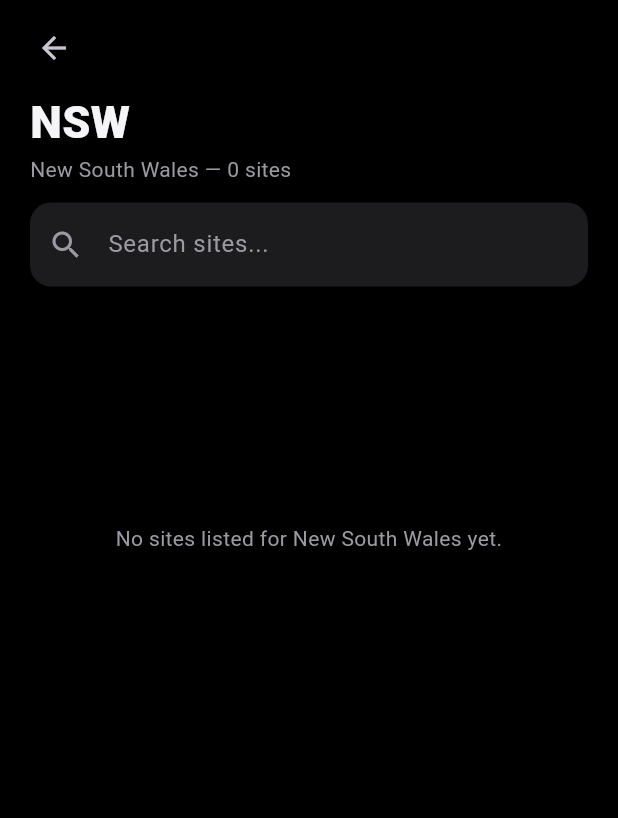
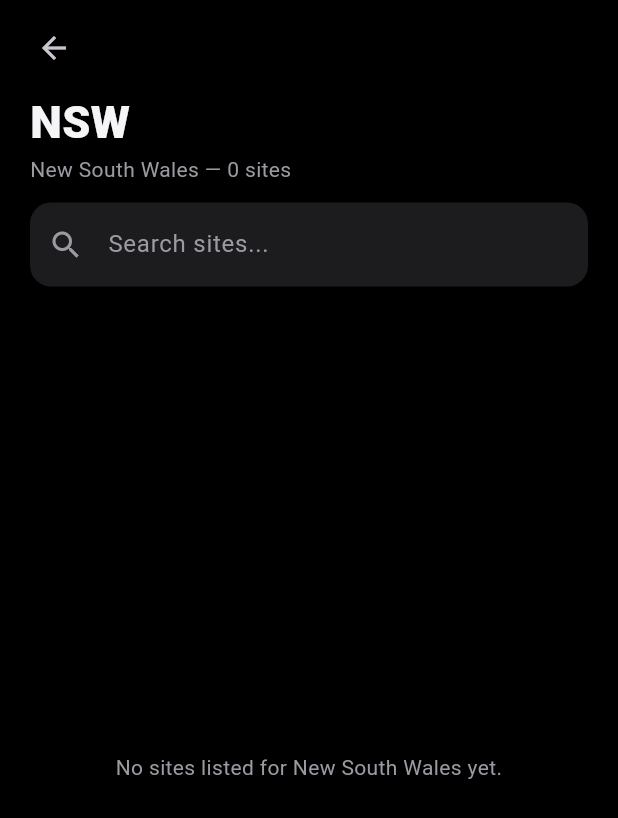
Before and after one commit to darumatic/roadmate, a Flutter app: the StateDetailScreen screen opened directly with empty values, on a phone screen of 412 x 824 dp. Shown: the top 818 px of the screen. Run offline on Flutter 3.47's test engine with Material 3 defaults, Android fonts, the phone set to English and light mode, and no system bars; our stand-ins replace cloud_firestore, firebase_auth, firebase_core, flutter_riverpod, geolocator, go_router and 1 more; accounts and stored records are empty; network calls fail.

Commit message:
Normalize status labels and refresh behavior

```diff
--- a/lib/features/state_detail/state_detail_screen.dart
+++ b/lib/features/state_detail/state_detail_screen.dart
@@ -36,33 +36,30 @@ class _StateDetailScreenState extends ConsumerState<StateDetailScreen> {
                 .where((s) => s.state == widget.state)
                 .toList();
             final filtered = searchSites(stateSites, _query);
-            return Column(
-              children: [
-                _topBar(context, stateSites.length),
-                Expanded(
-                  child: RefreshIndicator(
+            return RefreshIndicator(
               onRefresh: () => _refreshSites(ref),
-                    child: filtered.isEmpty
-                        ? ListView(
+              child: CustomScrollView(
                 physics: const AlwaysScrollableScrollPhysics(),
-                            children: [
-                              SizedBox(
-                                height: 320,
+                slivers: [
+                  SliverToBoxAdapter(
+                    child: _topBar(context, stateSites.length),
+                  ),
+                  if (filtered.isEmpty)
+                    SliverFillRemaining(
+                      hasScrollBody: false,
                       child: _empty(stateSites.isEmpty),
-                              ),
-                            ],
                     )
-                        : ListView.separated(
-                            physics: const AlwaysScrollableScrollPhysics(),
+                  else
+                    SliverPadding(
                       padding: const EdgeInsets.fromLTRB(20, 4, 20, 24),
+                      sliver: SliverList.separated(
                         itemCount: filtered.length,
-                            separatorBuilder: (_, _) =>
-                                const SizedBox(height: 12),
+                        separatorBuilder: (_, _) => const SizedBox(height: 12),
                         itemBuilder: (_, i) => SiteCard(site: filtered[i]),
                       ),
                     ),
+                ],
               ),
-              ],
             );
           },
         ),
--- a/lib/widgets/state_card.dart
+++ b/lib/widgets/state_card.dart
@@ -4,6 +4,7 @@ import '../models/enums.dart';
 import '../models/site.dart';
 import '../services/site_stats.dart';
 import '../theme/app_theme.dart';
+import 'status_labels.dart';
 
 /// A "Browse by State" card showing the state, its site count and a status
 /// breakdown. Highlights when a blitz is active somewhere in the state.
@@ -65,7 +66,7 @@ class StateCard extends StatelessWidget {
                         ),
                         const SizedBox(width: 3),
                         Text(
-                          'BLITZ',
+                          statusDisplayLabel(SiteStatus.blitz),
                           style: TextStyle(
                             color: SiteStatus.blitz.color,
                             fontSize: 10,
--- a/lib/widgets/status_badge.dart
+++ b/lib/widgets/status_badge.dart
@@ -1,6 +1,7 @@
 import 'package:flutter/material.dart';
 
 import '../models/enums.dart';
+import 'status_labels.dart';
 
 /// Small pill showing a site's live [SiteStatus].
 class StatusBadge extends StatelessWidget {
@@ -30,12 +31,12 @@ class StatusBadge extends StatelessWidget {
           ),
           const SizedBox(width: 6),
           Text(
-            status.label.toUpperCase(),
+            statusDisplayLabel(status),
             style: TextStyle(
               color: status.color,
               fontSize: 11,
               fontWeight: FontWeight.w700,
-              letterSpacing: 0.5,
+              letterSpacing: 0,
             ),
           ),
         ],
--- a/lib/widgets/status_labels.dart
+++ b/lib/widgets/status_labels.dart
@@ -1,6 +1,6 @@
 import '../models/enums.dart';
 
 String statusDisplayLabel(SiteStatus status) => switch (status) {
-  SiteStatus.open => 'OPEN/WORKING',
-  _ => status.label.toUpperCase(),
+  SiteStatus.open => 'Open/Working',
+  _ => status.label,
 };
```
Also changed, not shown: lib/widgets/site_card.dart (+5 -9 lines), 2 other files. Lines whose indentation alone changed are shown as unchanged.
